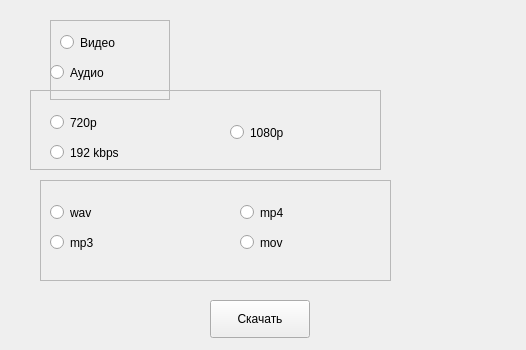
Old version of the form formats.ui in the repository xvideosman228/YoutubeVideoDownloader.
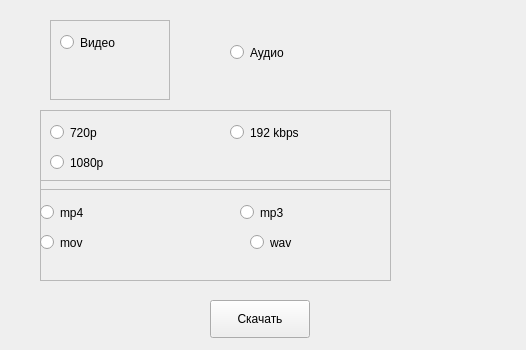
New version of the form.

What changed in the file:
```diff
--- a/formats.ui
+++ b/formats.ui
@@ -41,37 +41,6 @@
    <property name="frameShadow">
     <enum>QFrame::Shadow::Raised</enum>
    </property>
-   <widget class="QRadioButton" name="audioRadioButton">
-    <property name="enabled">
-     <bool>true</bool>
-    </property>
-    <property name="geometry">
-     <rect>
-      <x>0</x>
-      <y>40</y>
-      <width>113</width>
-      <height>25</height>
-     </rect>
-    </property>
-    <property name="mouseTracking">
-     <bool>false</bool>
-    </property>
-    <property name="tabletTracking">
-     <bool>false</bool>
-    </property>
-    <property name="text">
-     <string>Аудио</string>
-    </property>
-    <property name="checkable">
-     <bool>true</bool>
-    </property>
-    <property name="checked">
-     <bool>false</bool>
-    </property>
-    <property name="autoExclusive">
-     <bool>true</bool>
-    </property>
-   </widget>
    <widget class="QRadioButton" name="videoRadioButton">
     <property name="geometry">
      <rect>
@@ -89,8 +58,8 @@
   <widget class="QFrame" name="qualityFrame">
    <property name="geometry">
     <rect>
-     <x>30</x>
-     <y>90</y>
+     <x>40</x>
+     <y>110</y>
      <width>351</width>
      <height>80</height>
     </rect>
@@ -104,8 +73,8 @@
    <widget class="QRadioButton" name="radio720">
     <property name="geometry">
      <rect>
-      <x>20</x>
-      <y>20</y>
+      <x>10</x>
+      <y>10</y>
       <width>113</width>
       <height>25</height>
      </rect>
@@ -117,8 +86,8 @@
    <widget class="QRadioButton" name="radio192">
     <property name="geometry">
      <rect>
-      <x>20</x>
-      <y>50</y>
+      <x>190</x>
+      <y>10</y>
       <width>113</width>
       <height>25</height>
      </rect>
@@ -130,8 +99,8 @@
    <widget class="QRadioButton" name="radio1080">
     <property name="geometry">
      <rect>
-      <x>200</x>
-      <y>30</y>
+      <x>10</x>
+      <y>40</y>
       <width>113</width>
       <height>25</height>
      </rect>
@@ -156,24 +125,11 @@
    <property name="frameShadow">
     <enum>QFrame::Shadow::Raised</enum>
    </property>
-   <widget class="QRadioButton" name="radioWAV">
-    <property name="geometry">
-     <rect>
-      <x>10</x>
-      <y>20</y>
-      <width>113</width>
-      <height>25</height>
-     </rect>
-    </property>
-    <property name="text">
-     <string>wav</string>
-    </property>
-   </widget>
    <widget class="QRadioButton" name="radioMP3">
     <property name="geometry">
      <rect>
-      <x>10</x>
-      <y>50</y>
+      <x>200</x>
+      <y>20</y>
       <width>113</width>
       <height>25</height>
      </rect>
@@ -185,7 +141,7 @@
    <widget class="QRadioButton" name="radioMP4">
     <property name="geometry">
      <rect>
-      <x>200</x>
+      <x>0</x>
       <y>20</y>
       <width>113</width>
       <height>25</height>
@@ -198,7 +154,7 @@
    <widget class="QRadioButton" name="radioMOV">
     <property name="geometry">
      <rect>
-      <x>200</x>
+      <x>0</x>
       <y>50</y>
       <width>113</width>
       <height>25</height>
@@ -208,6 +164,50 @@
      <string>mov</string>
     </property>
    </widget>
+   <widget class="QRadioButton" name="radioWAV">
+    <property name="geometry">
+     <rect>
+      <x>210</x>
+      <y>50</y>
+      <width>113</width>
+      <height>25</height>
+     </rect>
+    </property>
+    <property name="text">
+     <string>wav</string>
+    </property>
+   </widget>
+  </widget>
+  <widget class="QRadioButton" name="audioRadioButton">
+   <property name="enabled">
+    <bool>true</bool>
+   </property>
+   <property name="geometry">
+    <rect>
+     <x>230</x>
+     <y>40</y>
+     <width>113</width>
+     <height>25</height>
+    </rect>
+   </property>
+   <property name="mouseTracking">
+    <bool>false</bool>
+   </property>
+   <property name="tabletTracking">
+    <bool>false</bool>
+   </property>
+   <property name="text">
+    <string>Аудио</string>
+   </property>
+   <property name="checkable">
+    <bool>true</bool>
+   </property>
+   <property name="checked">
+    <bool>false</bool>
+   </property>
+   <property name="autoExclusive">
+    <bool>true</bool>
+   </property>
   </widget>
  </widget>
  <resources/>
```
